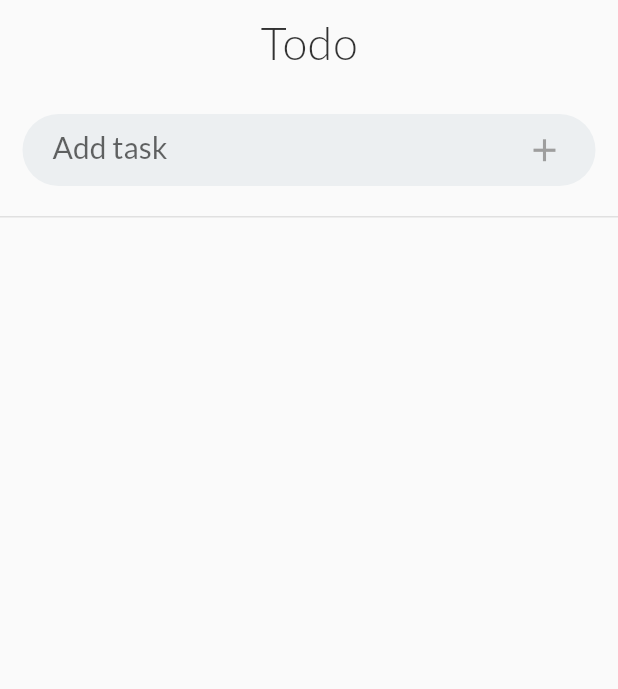
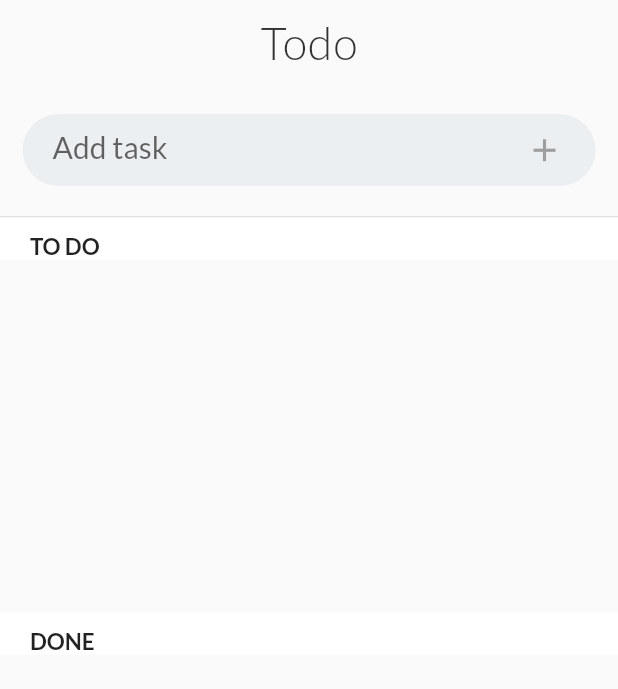
Before and after one commit to nnavnita/todo, a Flutter app: the screen it shows after launch, on a phone screen of 412 x 824 dp. Shown: the top 689 px of the screen. Run offline on Flutter 3.47's test engine with Material 2 defaults, Android fonts, the phone set to English and light mode, and no system bars; our stand-ins replace google_fonts.

Commit message:
tasks move to done list when marked as done

```diff
--- a/lib/main.dart
+++ b/lib/main.dart
@@ -270,7 +270,8 @@ class TodoListState extends State<TodoList> {
       context: context,
       builder: (BuildContext context) {
         return new AlertDialog(
-          title: new Text('Mark "${_todoItems[index]}" as done?'),
+          actionsPadding: EdgeInsets.only(right: 20, bottom: 10),
+          title: new Text('Delete "${_todoItems[index]}"?'),
           actions: <Widget>[
             new FlatButton(
               child: new Text('CANCEL'),
@@ -279,24 +280,29 @@ class TodoListState extends State<TodoList> {
               onPressed: () => Navigator.of(context).pop()
             ),
             new FlatButton(
-              child: new Text('MARK AS DONE'),
+              child: new Text('DELETE'),
+              color: Colors.red,
               onPressed: () {
                 _removeTodoItem(index);
                 Navigator.of(context).pop();
-              }
+              },
             )
-          ]
+          ],
+          shape: RoundedRectangleBorder(
+            borderRadius: BorderRadius.all(Radius.circular(20))
+          )
         );
       }
     );
   }
 
   // Build the whole list of todo items
-  Widget _buildTodoList() {
+  Widget _buildTodoList(bool checked) {
     return ReorderableListView(
       children: <Widget>[
         for(var i = 0; i < _todoItems.length; i++)
-           _buildTodoItem(i)
+          if(_todoItemsChecked[i] == checked)
+            _buildTodoItem(i, checked)
       ],
       onReorder:  (OldIndex, NewIndex) {
         setState(() {
@@ -313,7 +319,7 @@ class TodoListState extends State<TodoList> {
   }
 
   // Build a single todo item
-  Widget _buildTodoItem(int i) {
+  Widget _buildTodoItem(int i, bool checked) {
     return OnSlide(
       key: Key(_todoItems[i]),
       items: <ActionItems>[
@@ -414,8 +420,29 @@ class TodoListState extends State<TodoList> {
             decoration: BoxDecoration(border: Border(bottom: BorderSide(color: Colors.grey[300])))
           ),
           Container(
-            height: MediaQuery.of(context).size.height,
-            child: _buildTodoList())
+            child: Text('TO DO',
+            style: GoogleFonts.lato(
+              textStyle: TextStyle(
+                fontSize: 15.0,
+                fontWeight: FontWeight.w600,
+            ))),
+            color: Colors.white,
+            padding: EdgeInsets.only(top: 10, left: 20)),
+          Container(
+            height: MediaQuery.of(context).size.height/3.5,
+            child: _buildTodoList(false)),
+          Container(
+            child: Text('DONE',
+            style: GoogleFonts.lato(
+              textStyle: TextStyle(
+                fontSize: 15.0,
+                fontWeight: FontWeight.w600,
+            ))),
+            color: Colors.white,
+            padding: EdgeInsets.only(top: 10, left: 20)),
+          Container(
+            height: MediaQuery.of(context).size.height/4,
+            child: _buildTodoList(true)),
         ],
       )
     );
```
